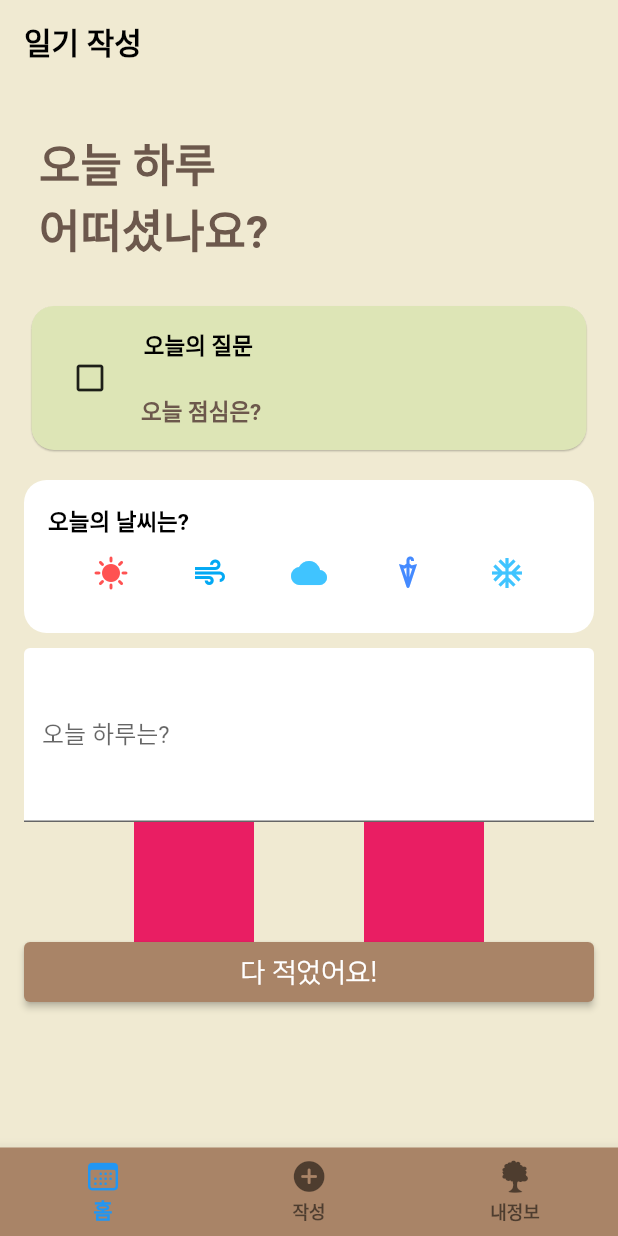
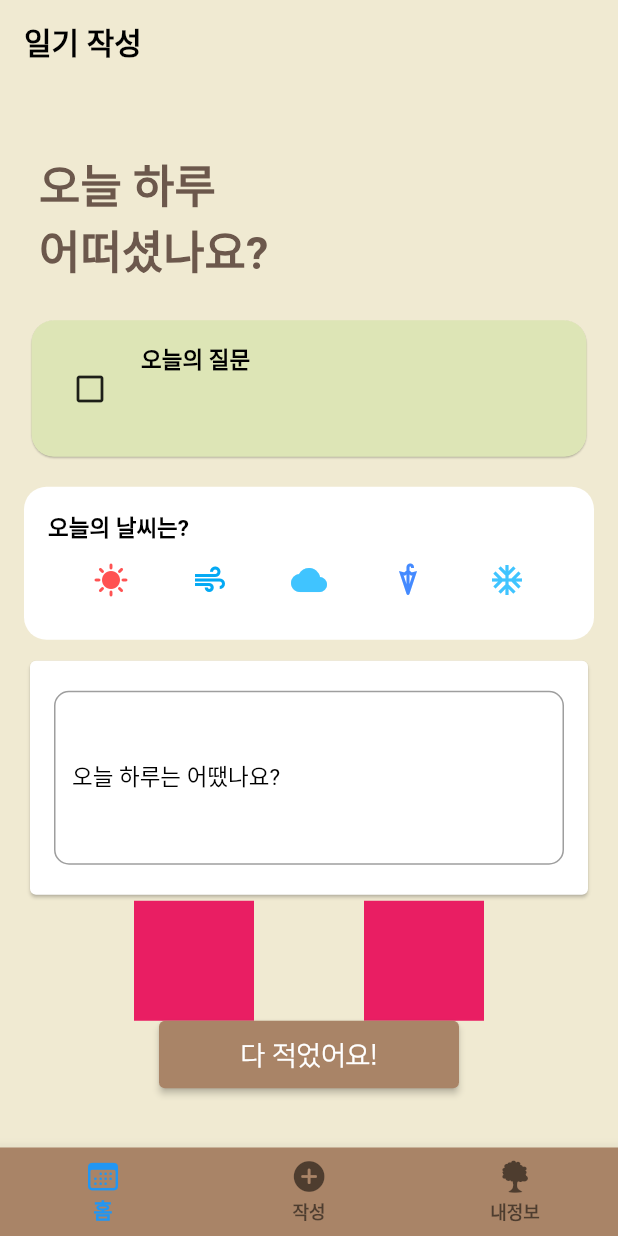
Before and after one commit to 2022-SiliconValleyInternship-Team-K/SymDA-frontend, a Flutter app: the screen it shows after launch, on a phone screen of 412 x 824 dp. Run offline on Flutter 3.47's test engine with Material 2 defaults, Android fonts, the phone set to English and light mode, and no system bars; our stand-ins replace font_awesome_flutter; Roboto replaces fonts that are missing (NanumMyeongjo, YS).

Commit message:
주석 추가

```diff
--- a/lib/screens/5Awriting/Screen5A.dart
+++ b/lib/screens/5Awriting/Screen5A.dart
@@ -1,10 +1,12 @@
 import 'package:flutter/material.dart';
 // import 'package:flutter/cupertino.dart';
-import 'package:symda_application_1/screens/5Awriting/components/dailyQ.dart';
-import 'package:symda_application_1/screens/5Awriting/components/doneButton.dart';
-import 'package:symda_application_1/screens/5Awriting/components/headerText.dart';
-import 'package:symda_application_1/screens/5Awriting/components/weather.dart';
-import 'package:symda_application_1/screens/5Awriting/components/writingField.dart';
+
+import 'components/dailyQ.dart';
+import 'components/doneButton.dart';
+import 'components/headerText.dart';
+import 'components/imageGal.dart';
+import 'components/weather.dart';
+import 'components/writingField.dart';
 
 class Screen5A extends StatelessWidget {
   const Screen5A({Key? key}) : super(key: key);
@@ -18,19 +20,14 @@ class Screen5A extends StatelessWidget {
       body: Center(
         child: Padding(
           padding: EdgeInsets.symmetric(vertical: 20, horizontal: 16),
-          child: ListView(children: [
-            HeaderText(),
+          child: SingleChildScrollView(
+            child: Column(children: [
+              HeaderText(), // 맨 상단의 '오늘 하루는 어땠나요?' 문구
               DailyQ(), // 오늘의 질문
               Weather(), // 오늘의 날씨는?
-            TextFormField(
-              // 일기 작성란
-              decoration: InputDecoration(
-                  labelText: '오늘 하루는?', fillColor: Colors.white, filled: true),
-              keyboardType: TextInputType.multiline,
-              minLines: 4,
-              maxLines: 5,
-            ),
-            // WritingField(),
+              WritingField(), // 일기 작성란
+
+              // 갤러리에서 사진 가져오는 부분
               Row(
                 mainAxisAlignment: MainAxisAlignment.spaceEvenly,
                 children: [
@@ -38,8 +35,9 @@ class Screen5A extends StatelessWidget {
                   _IMGfromCam(),
                 ],
               ),
-            DoneButton(), // 작성 완료 버튼
+              DoneButton(), // 작성 완료 버튼 => Screen5B로 이동
             ]),
+          ),
         ),
       ),
     );
--- a/lib/screens/5Awriting/components/dailyQ.dart
+++ b/lib/screens/5Awriting/components/dailyQ.dart
@@ -1,8 +1,15 @@
 import 'package:flutter/material.dart';
 import 'package:symda_application_1/theme.dart';
 
-class DailyQ extends StatelessWidget {
+class DailyQ extends StatefulWidget {
   const DailyQ({Key? key}) : super(key: key);
+
+  @override
+  State<DailyQ> createState() => _DailyQState();
+}
+
+class _DailyQState extends State<DailyQ> {
+  String dailyQ = '';
 
   @override
   Widget build(BuildContext context) {
@@ -11,6 +18,7 @@ class DailyQ extends StatelessWidget {
       elevation: 0.5,
       shape: RoundedRectangleBorder(borderRadius: BorderRadius.circular(15.0)),
       color: Color(0xffDDE5B6),
+      child: SingleChildScrollView(
         child: Padding(
           padding: EdgeInsets.all(15.0),
           child: Row(children: [
@@ -28,7 +36,7 @@ class DailyQ extends StatelessWidget {
                   overflow: TextOverflow.ellipsis,
                 ),
                 Text(
-                '오늘 점심은?',
+                  '$dailyQ',
                   style: TextStyle(color: Color(0xff6C584C)),
                   overflow: TextOverflow.ellipsis,
                 ),
@@ -36,6 +44,7 @@ class DailyQ extends StatelessWidget {
             )
           ]),
         ),
+      ),
     );
   }
 }
--- a/lib/screens/5Awriting/components/doneButton.dart
+++ b/lib/screens/5Awriting/components/doneButton.dart
@@ -1,8 +1,4 @@
-import 'package:flutter/cupertino.dart';
-import 'package:flutter/gestures.dart';
 import 'package:flutter/material.dart';
-import 'package:flutter/src/foundation/key.dart';
-import 'package:flutter/src/widgets/framework.dart';
 import 'package:symda_application_1/theme.dart';
 
 class DoneButton extends StatelessWidget {
@@ -19,8 +15,8 @@ class DoneButton extends StatelessWidget {
   @override
   Widget build(BuildContext context) {
     return SizedBox(
-      width: 60,
-      height: 40,
+      width: 200,
+      height: 45,
       child: ElevatedButton(
         onPressed: () {
           Navigator.pushNamed(context, '/b');
@@ -33,6 +29,7 @@ class DoneButton extends StatelessWidget {
               fontFamily: "NanumSquare",
               fontSize: 18.0,
             ),
+            overflow: TextOverflow.ellipsis,
           ),
         ),
         style: ElevatedButton.styleFrom(
--- a/lib/screens/5Awriting/components/headerText.dart
+++ b/lib/screens/5Awriting/components/headerText.dart
@@ -8,7 +8,7 @@ class HeaderText extends StatelessWidget {
   @override
   Widget build(BuildContext context) {
     return Card(
-      margin: EdgeInsets.symmetric(vertical: 10.0, horizontal: 10.0),
+      margin: EdgeInsets.symmetric(vertical: 5.0, horizontal: 10.0),
       elevation: 0.0,
       shape: RoundedRectangleBorder(borderRadius: BorderRadius.circular(0.0)),
       color: Color(0xffF0EAD2),
--- a/lib/screens/5Awriting/components/imageGal.dart
+++ b/lib/screens/5Awriting/components/imageGal.dart
@@ -1,5 +1,4 @@
 import 'dart:io';
-import 'package:image_picker/image_picker.dart';
 
 // _getFromGallery() async {
   // PickedFile pickedFile = await ImagePicker().getImage(
--- a/lib/screens/5Awriting/components/weather.dart
+++ b/lib/screens/5Awriting/components/weather.dart
@@ -1,5 +1,4 @@
 import 'package:flutter/material.dart';
-import 'package:font_awesome_flutter/font_awesome_flutter.dart';
 import 'package:symda_application_1/theme.dart';
 
 class Weather extends StatefulWidget {
@@ -20,6 +19,7 @@ class WeatherState extends State<Weather> {
       margin: EdgeInsets.symmetric(vertical: 10.0, horizontal: 0.0),
       elevation: 0,
       shape: RoundedRectangleBorder(borderRadius: BorderRadius.circular(15.0)),
+      child: SingleChildScrollView(
         child: Padding(
             padding: EdgeInsets.all(16.0),
             child: Column(
@@ -30,7 +30,9 @@ class WeatherState extends State<Weather> {
                   style: textTheme().bodyText1,
                   overflow: TextOverflow.ellipsis,
                 ),
-              Row(mainAxisAlignment: MainAxisAlignment.spaceEvenly, children: [
+                Row(
+                    mainAxisAlignment: MainAxisAlignment.spaceEvenly,
+                    children: [
                       IconButton(
                         icon: Icon(Icons.sunny),
                         color: Colors.redAccent,
@@ -59,6 +61,7 @@ class WeatherState extends State<Weather> {
                     ]),
               ],
             )),
+      ),
     );
   }
 }
--- a/lib/screens/5Awriting/components/writingField.dart
+++ b/lib/screens/5Awriting/components/writingField.dart
@@ -1,25 +1,56 @@
-// 텍스트필드를 따로 작성하면 좋을 것 같아서 따로 파일을 만들었는데
-// 계속 오류가 나서 Screen5A에 바로 텍스트필드를 넣었습니다.
+import 'package:flutter/material.dart';
+import 'package:symda_application_1/theme.dart';
 
-import 'package:flutter/material.dart';
-
-class WritingField extends StatelessWidget {
+class WritingField extends StatefulWidget {
   const WritingField({Key? key}) : super(key: key);
 
   @override
+  State<WritingField> createState() => _WritingFieldState();
+}
+
+class _WritingFieldState extends State<WritingField> {
+  String inputText = 'happy';
+
+  @override
   Widget build(BuildContext context) {
-    return Scaffold(
-        body: SingleChildScrollView(
-            child: ListView(
+    return Card(
+      child: Center(
+        child: SingleChildScrollView(
+          child: Padding(
+            padding: EdgeInsets.symmetric(vertical: 20, horizontal: 16),
+            child: GestureDetector(
+              onTap: () => FocusScope.of(context).unfocus(),
+              child: SingleChildScrollView(
+                child: Column(
                   children: [
+                    // Text('$inputText'),
+
                     TextField(
+                      onChanged: (text) {
+                        setState(() {
+                          inputText = text;
+                        });
+                      },
                       decoration: InputDecoration(
-              labelText: '오늘 하루는?', fillColor: Colors.white, filled: true),
+                        labelText: '오늘 하루는 어땠나요?',
+                        labelStyle: textTheme().bodyText1,
+                        border: OutlineInputBorder(
+                            borderSide: BorderSide(
+                                color: Color(0xffA98467), width: 1.0),
+                            borderRadius:
+                                BorderRadius.all(Radius.circular(10))),
+                      ),
                       keyboardType: TextInputType.multiline,
                       minLines: 4,
-          maxLines: 5,
+                      maxLines: 10,
                     ),
                   ],
-    )));
+                ),
+              ),
+            ),
+          ),
+        ),
+      ),
+    );
   }
 }
--- a/lib/screens/5BwriteDone/components/writingDoneBody.dart
+++ b/lib/screens/5BwriteDone/components/writingDoneBody.dart
@@ -13,7 +13,7 @@ class DoneBody extends StatelessWidget {
         borderRadius: BorderRadius.all(Radius.circular(15)),
       ),
       child: Column(children: [
-        _buildTop(), // 윗쪽 간격 조정
+        _buildTop(), // 간격 조정
         _buildDate(), // 날짜
         _buildTop(), // 간격 조정
         Divider(
@@ -39,6 +39,7 @@ Padding _buildTop() {
 }
 
 Padding _buildDate() {
+  // 날짜
   return Padding(
     padding: EdgeInsets.symmetric(horizontal: 16),
     child: Row(
@@ -100,7 +101,7 @@ Padding _buildWriting() {
 //   );
 // }
 Padding _buildImage() {
-  // 일기에 첨부된 사진 - 크기 조정을 위해 임시로 asset에 있는 사진을 보여주도록 함
+  // 일기에 첨부된 사진 - 크기 확인을 위해 임시로 asset에 있는 사진을 보여주도록 함
   return Padding(
     padding: EdgeInsets.only(
       left: 16,
--- a/lib/screens/6showAll/Screen6.dart
+++ b/lib/screens/6showAll/Screen6.dart
@@ -1,5 +1,5 @@
 import 'package:flutter/material.dart';
-import 'package:symda_application_1/screens/6showAll/components/showAllBody.dart';
+import 'components/showAllBody.dart';
 
 class Screen6 extends StatelessWidget {
   const Screen6({Key? key}) : super(key: key);
--- a/lib/screens/7showOne/components/showOneBody.dart
+++ b/lib/screens/7showOne/components/showOneBody.dart
@@ -51,6 +51,7 @@ Padding _buildTop() {
 }
 
 Padding _buildDate() {
+  // 날짜
   return Padding(
     padding: EdgeInsets.symmetric(horizontal: 16),
     child: Row(
--- a/lib/screens/main_screen.dart
+++ b/lib/screens/main_screen.dart
@@ -4,7 +4,7 @@ import 'package:symda_application_1/screens/5Awriting/Screen5A.dart';
 import 'package:symda_application_1/screens/5BwriteDone/Screen5B.dart';
 import 'package:symda_application_1/screens/6showAll/Screen6.dart';
 import 'package:symda_application_1/screens/7showOne/Screen7.dart';
-import 'package:symda_application_1/screens/mainCalender.dart';
+// import 'package:symda_application_1/screens/mainCalender.dart';
 import 'package:symda_application_1/screens/signUp.dart';
 import 'package:symda_application_1/screens/splashScreen.dart';
 
@@ -32,6 +32,8 @@ class _MainScreenState extends State<MainScreen> {
           Screen7(),
         ],
       ),
+
+      // 임의로 만든 네비게이션바
       bottomNavigationBar: BottomNavigationBar(
         backgroundColor: Color(0xffA98467),
         type: BottomNavigationBarType.fixed,
```
Also changed, not shown: lib/main.dart (+12 -16 lines), lib/screens/5BwriteDone/Screen5B.dart (+4 -4 lines), lib/screens/7showOne/Screen7.dart (+7 -8 lines), lib/screens/mainCalender.dart (+91 -91 lines), pubspec.lock, 1 other file. Lines whose indentation alone changed are shown as unchanged.
